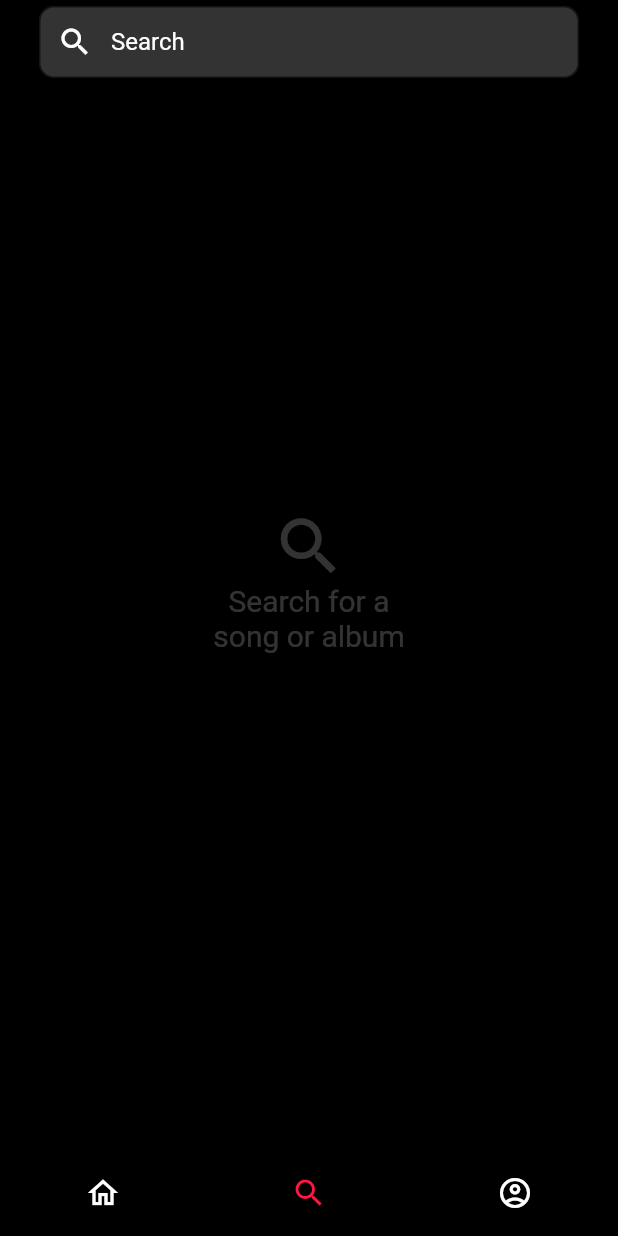
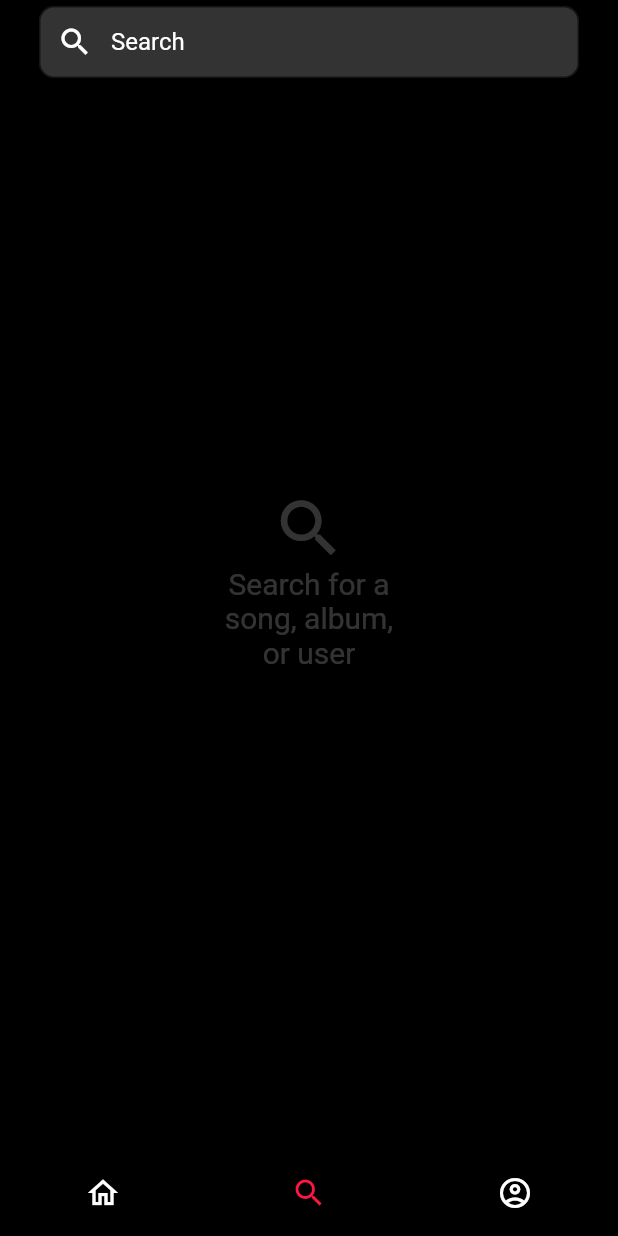
Before and after one commit to spencejax21/harp, a Flutter app: the screen it shows after launch, item 2 of the bottom bar chosen, on a phone screen of 412 x 824 dp. Run offline on Flutter 3.47's test engine with Material 2 defaults, Android fonts, the phone set to English and light mode, and no system bars; our stand-ins replace settings_ui.

Commit message:
Change search message

```diff
--- a/lib/screens/bodies/searchbody.dart
+++ b/lib/screens/bodies/searchbody.dart
@@ -14,7 +14,7 @@ class SearchBody extends StatelessWidget {
               size: 50,
             ),
             Text(
-              'Search for a \nsong or album',
+              'Search for a \nsong, album, \nor user',
               style: TextStyle(color: Colors.white.withOpacity(0.2), fontSize: 20),
               textAlign: TextAlign.center,
             ),
```
